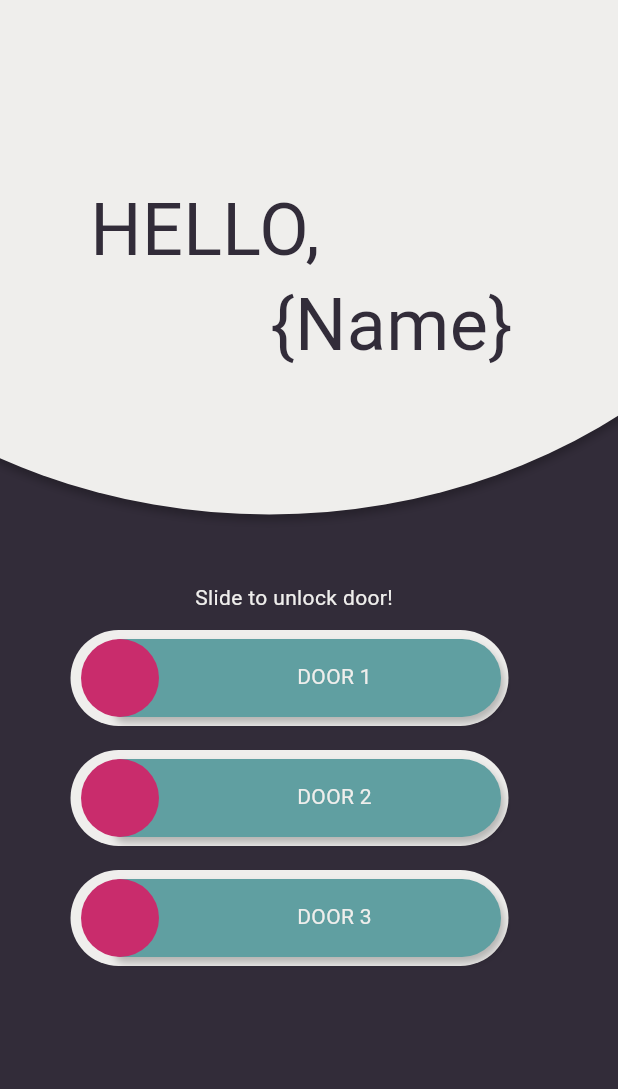
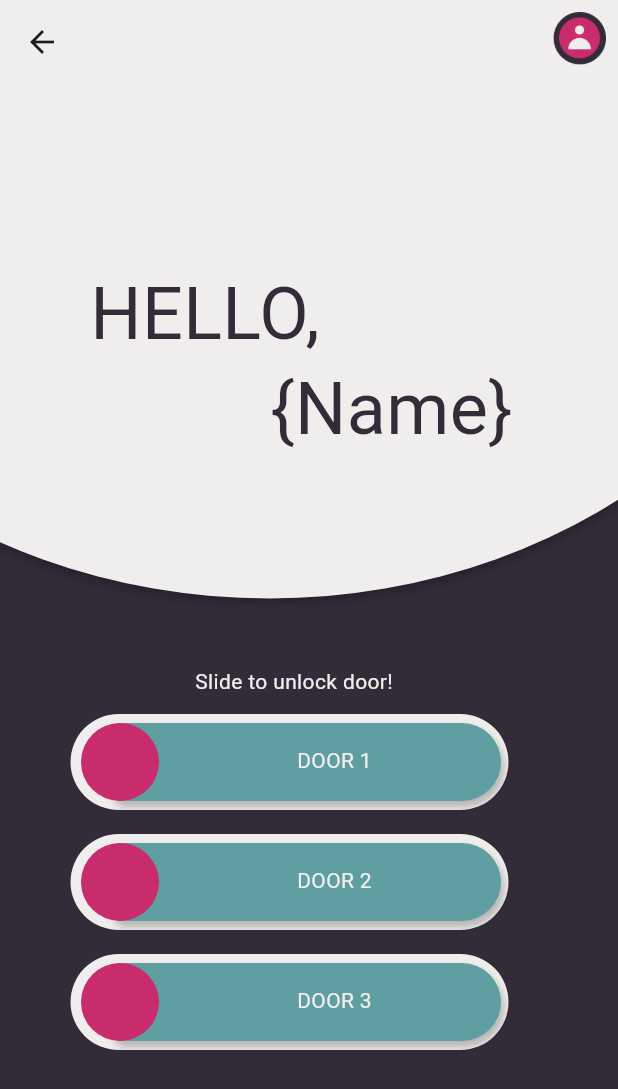
Before and after one commit to Raden616Rizki/evolt-mobile, a Flutter app: the HomePage screen opened by its route, on a phone screen of 412 x 824 dp. Shown: the top 1089 px of the screen. Run offline on Flutter 3.47's test engine with Material 3 defaults, Android fonts, the phone set to English and light mode, and no system bars; Roboto replaces fonts that are missing (Microsoft YaHei UI, Microsoft Yahei UI, Microsoft Yi Baiti).

Commit message:
Update Halaman ( Login, User, Dan Home

```diff
--- a/src/evolt/lib/pages/home_page.dart
+++ b/src/evolt/lib/pages/home_page.dart
@@ -2,8 +2,14 @@ import 'package:flutter/cupertino.dart';
 import 'package:flutter/material.dart';
 import 'package:flutter/widgets.dart';
 
+void main() {
+  runApp(const MaterialApp(
+    home: HomePage(),
+  ));
+}
+
 class HomePage extends StatefulWidget {
-  const HomePage({super.key});
+  const HomePage({Key? key}) : super(key: key);
 
   @override
   State<HomePage> createState() => _HomePageState();
@@ -15,11 +21,23 @@ class _HomePageState extends State<HomePage> {
     double screenHeight = MediaQuery.of(context).size.height;
     double screenWidth = MediaQuery.of(context).size.width;
     return Scaffold(
+      appBar: AppBar(
+        backgroundColor: Color(0xFFEFEEEC),
+        elevation: 0,
+        actions: [
+          IconButton(
+            icon: Image.asset('assets/Icon User.png'),
+            iconSize: 40.0,
+            onPressed: () {
+            },
+          ),
+        ],
+      ),
       body: Column(
         children: [
           Container(
             width: screenWidth,
-            height: screenHeight,
+            height: screenHeight - kToolbarHeight,
             clipBehavior: Clip.antiAlias,
             decoration: const BoxDecoration(
               color: Color(0xFF322C39),
--- a/src/evolt/lib/pages/user_page.dart
+++ b/src/evolt/lib/pages/user_page.dart
@@ -392,7 +392,7 @@ class UserPageContent extends StatelessWidget {
                               decoration: const BoxDecoration(
                                 shape: BoxShape.circle,
                                 image: DecorationImage(
-                                image: AssetImage('assets/Icon User.png'),
+                                image: AssetImage('assets/Icon Profile.png'),
                                 fit: BoxFit.cover,
                                 ),
                               ),
```
Also changed, not shown: src/evolt/lib/pages/login_page.dart (+5 -5 lines), src/evolt/assets/Icon Profile.png (added), 1 other file.
